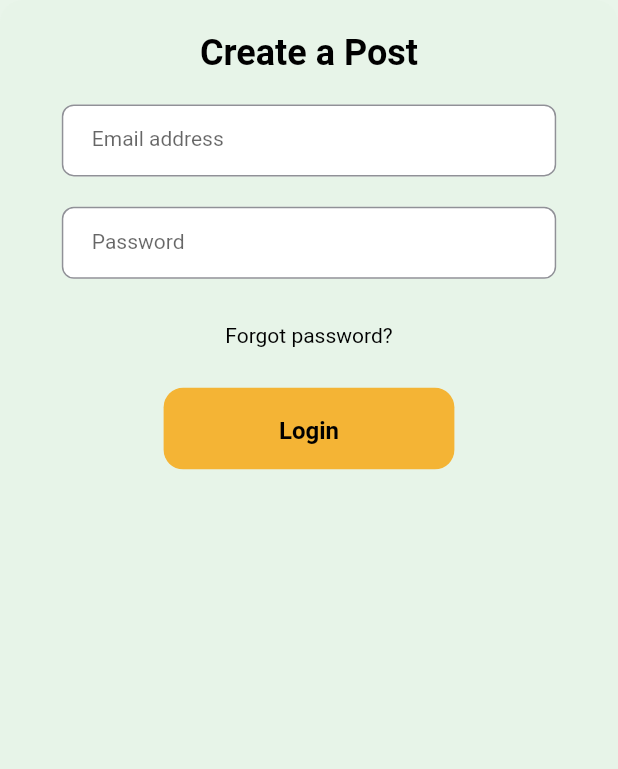
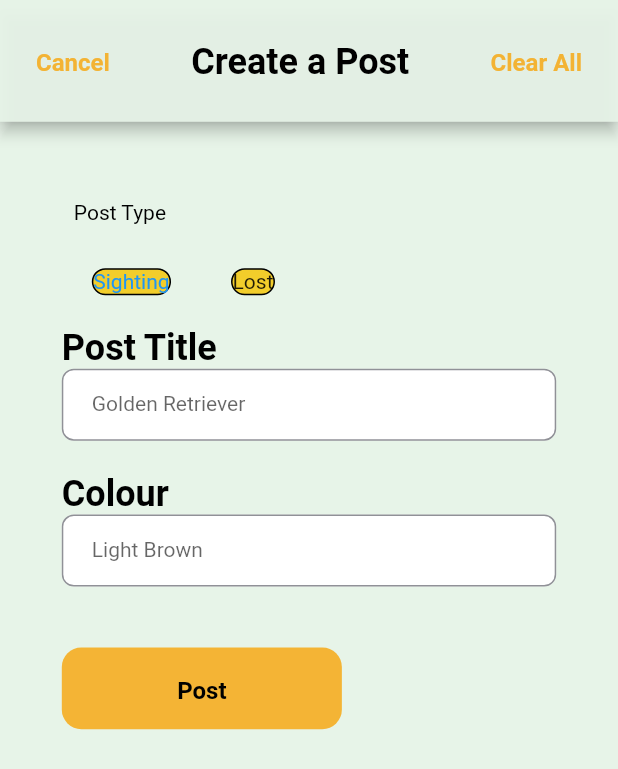
Before and after one commit to i951/LostPaws, a Flutter app: the CreatePostingScreen screen opened by its route, on a phone screen of 412 x 824 dp. Shown: the top 769 px of the screen. Run offline on Flutter 3.47's test engine with Material 2 defaults, Android fonts, the phone set to English and light mode, and no system bars; our stand-ins replace beamer, form_builder_validators.

Commit message:
worked on create posting screen

```diff
--- a/lostpaws_app/lib/presentation/components/info_card.dart
+++ b/lostpaws_app/lib/presentation/components/info_card.dart
@@ -2,6 +2,7 @@
 import 'package:beamer/beamer.dart';
 import 'package:flutter/material.dart';
 import 'package:lostpaws_app/presentation/constants.dart';
+import 'package:lostpaws_app/presentation/routes/home_locations.dart';
 import 'package:lostpaws_app/presentation/size_config.dart';
 import 'package:lostpaws_app/presentation/theme/lostpaws_text.dart';
 
@@ -27,7 +28,8 @@ class InfoCard extends StatelessWidget {
       return const SizedBox.shrink();
     }
     return InkWell(
-      onTap: () => Beamer.of(context).beamToNamed(routeName),
+      onTap: () =>
+          Beamer.of(context).beamToNamed(HomeLocations.createPostingRoute),
       child: Container(
         width: getProportionateScreenWidth(350),
         margin: EdgeInsets.only(bottom: getProportionateScreenHeight(20)),
--- a/lostpaws_app/lib/presentation/screens/create_posting.dart
+++ b/lostpaws_app/lib/presentation/screens/create_posting.dart
@@ -2,15 +2,21 @@ import 'package:beamer/beamer.dart';
 import 'package:flutter/cupertino.dart';
 import 'package:flutter/material.dart';
 import 'package:form_builder_validators/form_builder_validators.dart';
-import 'package:lostpaws_app/main.dart';
 import 'package:lostpaws_app/presentation/constants.dart';
 import 'package:lostpaws_app/presentation/routes/home_locations.dart';
 import 'package:lostpaws_app/presentation/routes/unauthenticated_locations.dart';
 import 'package:lostpaws_app/presentation/size_config.dart';
 import 'package:lostpaws_app/presentation/theme/lostpaws_text.dart';
 
-class CreatePostingScreen extends StatelessWidget {
+class CreatePostingScreen extends StatefulWidget {
   const CreatePostingScreen({super.key});
+
+  @override
+  State<CreatePostingScreen> createState() => _CreatePostingScreenState();
+}
+
+class _CreatePostingScreenState extends State<CreatePostingScreen> {
+  final List<bool> _selectedItems = <bool>[true, false];
 
   @override
   Widget build(BuildContext context) {
@@ -19,6 +25,40 @@ class CreatePostingScreen extends StatelessWidget {
     return Scaffold(
       extendBodyBehindAppBar: true,
       resizeToAvoidBottomInset: false,
+      appBar: AppBar(
+        automaticallyImplyLeading: false,
+        centerTitle: true,
+        title: Row(
+          mainAxisAlignment: MainAxisAlignment.spaceBetween,
+          crossAxisAlignment: CrossAxisAlignment.center,
+          children: [
+            TextButton(
+              onPressed: () =>
+                  Beamer.of(context).popToNamed(HomeLocations.homeRoute),
+              child: Text(
+                "Cancel",
+                style: LostPawsText().primaryOrangeBold,
+                softWrap: false,
+              ),
+            ),
+            Text(
+              "Create a Post",
+              style: const LostPawsText().primaryTitle,
+            ),
+            TextButton(
+              onPressed: () => print("Clear all outputs"),
+              child: Text(
+                "Clear All",
+                style: LostPawsText().primaryOrangeBold,
+              ),
+            ),
+          ],
+        ),
+        toolbarOpacity: 1.0,
+        toolbarHeight: getProportionateScreenHeight(80),
+        backgroundColor: ConstColors.lightGreen,
+        foregroundColor: ConstColors.darkOrange,
+      ),
       body: SafeArea(
         bottom: false,
         child: Container(
@@ -33,11 +73,6 @@ class CreatePostingScreen extends StatelessWidget {
             children: [
               Container(
                 height: getProportionateScreenHeight(0),
-                // decoration: const BoxDecoration(
-                //   image: DecorationImage(
-                //       image: AssetImage('assets/images/lost-paws.png'),
-                //       fit: BoxFit.fitWidth),
-                // ),
               ),
               SizedBox(
                 height: getProportionateScreenHeight(defaultPadding),
@@ -47,24 +82,75 @@ class CreatePostingScreen extends StatelessWidget {
                   height: SizeConfig.screenHeight / 2,
                   child: Column(
                     children: [
-                      Text(
-                        "Create a Post",
-                        style: const LostPawsText().primaryTitle,
-                      ),
                       SizedBox(
                         height: getProportionateScreenHeight(defaultPadding),
                       ),
                       SizedBox(
-                        height: getProportionateScreenHeight(350),
+                        height: getProportionateScreenHeight(500),
                         width: getProportionateScreenWidth(300),
                         child: Form(
                           child: Column(
+                            mainAxisAlignment: MainAxisAlignment.start,
+                            crossAxisAlignment: CrossAxisAlignment.start,
                             children: [
+                              Padding(
+                                padding: const EdgeInsets.all(8.0),
+                                child: Text(
+                                  "Post Type",
+                                  style: LostPawsText().primaryRegular,
+                                ),
+                              ),
+                              ToggleButtons(
+                                fillColor: ConstColors.lightGreen,
+                                renderBorder: false,
+                                direction: Axis.horizontal,
+                                onPressed: (int index) {
+                                  setState(() {
+                                    // The button that is tapped is set to true, and the others to false.
+                                    for (int i = 0;
+                                        i < _selectedItems.length;
+                                        i++) {
+                                      _selectedItems[i] = i == index;
+                                    }
+                                  });
+                                },
+                                isSelected: _selectedItems,
+                                children: [
+                                  Padding(
+                                    padding:
+                                        const EdgeInsets.all(defaultPadding),
+                                    child: Container(
+                                        decoration: BoxDecoration(
+                                          border: Border.all(),
+                                          borderRadius:
+                                              BorderRadius.circular(10),
+                                          color: ConstColors.yellowOrange,
+                                        ),
+                                        child: Text('Sighting')),
+                                  ),
+                                  Padding(
+                                    padding:
+                                        const EdgeInsets.all(defaultPadding),
+                                    child: Container(
+                                        decoration: BoxDecoration(
+                                          border: Border.all(),
+                                          borderRadius:
+                                              BorderRadius.circular(10),
+                                          color: ConstColors.yellowOrange,
+                                        ),
+                                        child: Text('Lost')),
+                                  ),
+                                ],
+                              ),
+                              Text(
+                                "Post Title",
+                                style: const LostPawsText().primaryTitle,
+                              ),
                               TextFormField(
                                 keyboardType: TextInputType.emailAddress,
                                 decoration: const InputDecoration(
                                   border: OutlineInputBorder(),
-                                labelText: 'Email address',
+                                  labelText: 'Golden Retriever',
                                   fillColor: Colors.white,
                                   filled: true,
                                 ),
@@ -76,14 +162,18 @@ class CreatePostingScreen extends StatelessWidget {
                                 ]),
                               ),
                               SizedBox(
-                              height:
-                                  getProportionateScreenHeight(defaultPadding),
+                                height: getProportionateScreenHeight(
+                                    defaultPadding),
+                              ),
+                              Text(
+                                "Colour",
+                                style: const LostPawsText().primaryTitle,
                               ),
                               TextFormField(
                                 keyboardType: TextInputType.text,
                                 decoration: const InputDecoration(
                                   border: OutlineInputBorder(),
-                                labelText: 'Password',
+                                  labelText: 'Light Brown',
                                   fillColor: Colors.white,
                                   filled: true,
                                 ),
@@ -91,31 +181,15 @@ class CreatePostingScreen extends StatelessWidget {
                                     AutovalidateMode.onUserInteraction,
                                 validator: FormBuilderValidators.compose([
                                   FormBuilderValidators.required(),
-                                FormBuilderValidators.email(),
                                 ]),
                               ),
                               SizedBox(
-                              height:
-                                  getProportionateScreenHeight(defaultPadding),
-                            ),
-                            InkWell(
-                              child: Padding(
-                                padding: EdgeInsets.all(
-                                    getProportionateScreenWidth(5)),
-                                child: Text(
-                                  "Forgot password?",
-                                  style: const LostPawsText().primaryRegular,
-                                  textAlign: TextAlign.right,
-                                ),
-                              ),
-                              onTap: () {
-                                Beamer.of(context, root: true).beamToNamed(
-                                    UnauthenticatedLocations.forgotFormRoute);
-                              },
+                                height: getProportionateScreenHeight(
+                                    defaultPadding),
                               ),
                               SizedBox(
-                              height:
-                                  getProportionateScreenHeight(defaultPadding),
+                                height: getProportionateScreenHeight(
+                                    defaultPadding),
                               ),
                               TextButton(
                                 style: TextButton.styleFrom(
@@ -133,13 +207,14 @@ class CreatePostingScreen extends StatelessWidget {
                                       .beamToNamed(HomeLocations.homeRoute);
                                 },
                                 child: Text(
-                                'Login',
+                                  'Post',
                                   style: const LostPawsText().primarySemiBold,
                                 ),
                               ),
                             ],
-                        )),
-                      )
+                          ),
+                        ),
+                      ),
                     ],
                   ),
                 ),
--- a/lostpaws_app/lib/presentation/screens/home.dart
+++ b/lostpaws_app/lib/presentation/screens/home.dart
@@ -1,3 +1,4 @@
+import 'package:beamer/beamer.dart';
 import 'package:flutter/cupertino.dart';
 import 'package:flutter/material.dart';
 import 'package:lostpaws_app/presentation/components/custom_bottom_nav_bar.dart';
@@ -115,7 +116,7 @@ class _HomeScreenState extends State<HomeScreen> {
                 const InfoCard(
                   title: "Saw a lost animal but can't find the owner?",
                   text: "Create an Animal Sighting post here!",
-                  routeName: HomeLocations.homeRoute,
+                  routeName: HomeLocations.createPostingRoute,
                 ),
                 Column(
                   children: [
```
Lines whose indentation alone changed are shown as unchanged.
